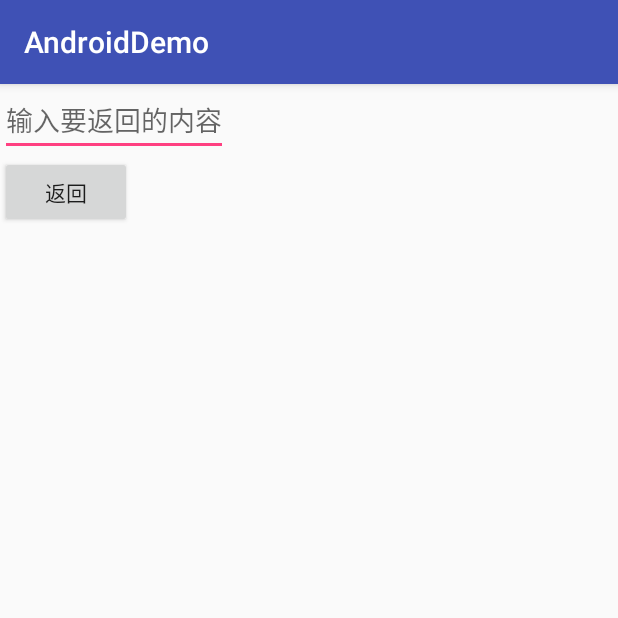
After one commit to phanz/AndroidDemo, an Android app: the ResultFragment screen opened directly, with no data from a screen before it, on a phone screen of 412 x 824 dp, the top half of it. The commit adds this screen. Run offline under Robolectric (Android 15) with nearby library versions, the phone set to English and light mode, and no system bars; our stand-ins replace ButterKnife.

Commit message:
添加Fragment的各种通信和栈管理

```diff
--- a/app/src/main/java/com/example/MainActivity.java
+++ b/app/src/main/java/com/example/MainActivity.java
@@ -15,7 +15,7 @@ import android.view.MenuItem;
 import android.view.View;
 
 import com.example.demo.R;
-import com.example.ui.fragment.ShowFragment;
+import com.example.ui.fragment.PresentFragment;
 import com.example.ui.fragment.DemoFragment;
 import com.example.ui.fragment.OthersFragment;
 
@@ -67,7 +67,7 @@ public class MainActivity extends AppCompatActivity
         mMeImage = findViewById(R.id.others_bottom_view);
 
         mHealthFragment = new DemoFragment();
-        mDeviceFragment = new ShowFragment();
+        mDeviceFragment = new PresentFragment();
         mMeFragment = new OthersFragment();
 
         mFragmentNow = null;
--- /dev/null
+++ b/app/src/main/java/com/example/ui/fragment/communicate/ResultFragment.java
@@ -0,0 +1,48 @@
+package com.example.ui.fragment.communicate;
+
+
+import android.content.Intent;
+import android.os.Bundle;
+import android.support.v4.app.Fragment;
+import android.view.LayoutInflater;
+import android.view.View;
+import android.view.ViewGroup;
+import android.widget.Button;
+import android.widget.EditText;
+
+import com.example.demo.R;
+
+import butterknife.BindView;
+import butterknife.ButterKnife;
+import butterknife.OnClick;
+
+public class ResultFragment extends Fragment {
+
+    @BindView(R.id.result_input)
+    public EditText mResultInput;
+    @BindView(R.id.back_fragment_btn)
+    public Button mBackFragmentBtn;
+
+    @Override
+    public View onCreateView(LayoutInflater inflater, ViewGroup container,
+                             Bundle savedInstanceState) {
+        View view = inflater.inflate(R.layout.fragment_my, container, false);
+        ButterKnife.bind(this,view);
+        return view;
+    }
+
+    @OnClick({ R.id.back_fragment_btn })
+    public void onClick(View view){
+        int id = view.getId();
+        switch (id){
+            case R.id.back_fragment_btn:
+                String resultData = mResultInput.getText().toString();
+                Intent intent = new Intent();
+                intent.putExtra("DATA",resultData);
+                getActivity().setResult(ReplaceFragment.REQUEST_ACTIVITY_FRAGMENT,intent);
+                getActivity().finish();
+                break;
+        }
+    }
+
+}
--- /dev/null
+++ b/app/src/main/java/com/example/ui/fragment/communicate/ResultFragmentActivity.java
@@ -0,0 +1,25 @@
+package com.example.ui.fragment.communicate;
+
+import android.support.v4.app.FragmentManager;
+import android.support.v7.app.AppCompatActivity;
+import android.os.Bundle;
+
+import com.example.demo.R;
+
+public class ResultFragmentActivity extends AppCompatActivity {
+
+    private ResultFragment mResultFragment;
+
+    @Override
+    protected void onCreate(Bundle savedInstanceState) {
+        super.onCreate(savedInstanceState);
+        setContentView(R.layout.activity_my_fragment);
+
+        FragmentManager fm = getSupportFragmentManager();
+        mResultFragment = (ResultFragment) fm.findFragmentById(R.id.my_fragment_container);
+        if(mResultFragment == null){
+            mResultFragment = new ResultFragment();
+            fm.beginTransaction().add(R.id.my_fragment_container, mResultFragment).commit();
+        }
+    }
+}
--- /dev/null
+++ b/app/src/main/res/layout/activity_my_fragment.xml
@@ -0,0 +1,16 @@
+<?xml version="1.0" encoding="utf-8"?>
+<android.support.constraint.ConstraintLayout xmlns:android="http://schemas.android.com/apk/res/android"
+    xmlns:app="http://schemas.android.com/apk/res-auto"
+    xmlns:tools="http://schemas.android.com/tools"
+    android:layout_width="match_parent"
+    android:layout_height="match_parent"
+    tools:context="com.example.ui.fragment.communicate.ResultFragmentActivity">
+
+    <FrameLayout
+        android:id="@+id/my_fragment_container"
+        android:layout_width="match_parent"
+        android:layout_height="match_parent">
+
+
+    </FrameLayout>
+</android.support.constraint.ConstraintLayout>
--- /dev/null
+++ b/app/src/main/res/layout/fragment_my.xml
@@ -0,0 +1,20 @@
+<LinearLayout xmlns:android="http://schemas.android.com/apk/res/android"
+    xmlns:tools="http://schemas.android.com/tools"
+    android:layout_width="match_parent"
+    android:layout_height="match_parent"
+    android:orientation="vertical"
+    tools:context="com.example.ui.fragment.communicate.ResultFragment">
+
+    <EditText
+        android:id="@+id/result_input"
+        android:layout_width="wrap_content"
+        android:layout_height="wrap_content"
+        android:hint="输入要返回的内容"/>
+
+    <Button
+        android:id="@+id/back_fragment_btn"
+        android:layout_width="wrap_content"
+        android:layout_height="wrap_content"
+        android:text="返回"/>
+
+</LinearLayout>
--- a/app/src/main/res/layout/fragment_others.xml
+++ b/app/src/main/res/layout/fragment_others.xml
@@ -5,9 +5,8 @@
     android:layout_height="match_parent">
 
 
-    <Button
-        android:id="@+id/replace"
+    <TextView
         android:layout_width="wrap_content"
         android:layout_height="wrap_content"
-        android:text="替换"/>
+        android:text="hello"/>
 </LinearLayout>
--- a/app/src/main/res/layout/fragment_show.xml
+++ b/app/src/main/res/layout/fragment_show.xml
@@ -9,4 +9,10 @@
         android:layout_width="wrap_content"
         android:layout_height="wrap_content"
         android:text="组件"/>
+
+    <Button
+        android:id="@+id/replace"
+        android:layout_width="wrap_content"
+        android:layout_height="wrap_content"
+        android:text="Fragment通信"/>
 </LinearLayout>
```
Also changed, not shown: app/src/main/AndroidManifest.xml (+12 -7 lines), app/src/main/java/com/example/ui/fragment/OthersFragment.java (+14 -19 lines), app/src/main/java/com/example/ui/fragment/PresentFragment.java (renamed from app/src/main/java/com/example/ui/fragment/ShowFragment.java, +29 -11 lines), app/src/main/java/com/example/ui/fragment/ReplaceFragment.java (deleted, +0 -39 lines), app/src/main/java/com/example/ui/fragment/communicate/MyDialogFragment.java (added, +49 -0 lines), app/src/main/java/com/example/ui/fragment/communicate/ReplaceFragment.java (added, +133 -0 lines), app/src/main/java/com/example/ui/fragment/communicate/StackFragment.java (added, +38 -0 lines), app/src/main/java/com/example/ui/fragment/communicate/StackFragmentActivity.java (added, +58 -0 lines), app/src/main/res/layout/activity_stack_fragment.xml (added, +33 -0 lines), app/src/main/res/layout/fragment_my_dialog.xml (added, +20 -0 lines), app/src/main/res/layout/fragment_replace.xml (+22 -1 lines), app/src/main/res/layout/fragment_stack.xml (added, +14 -0 lines).
